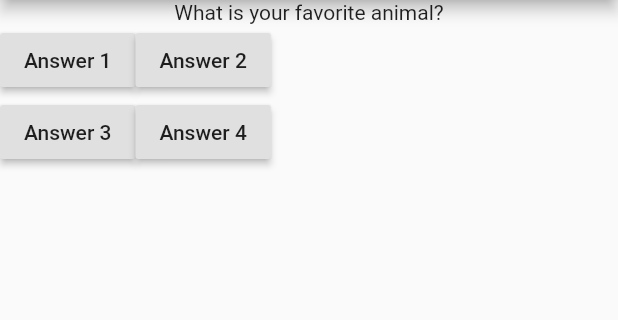
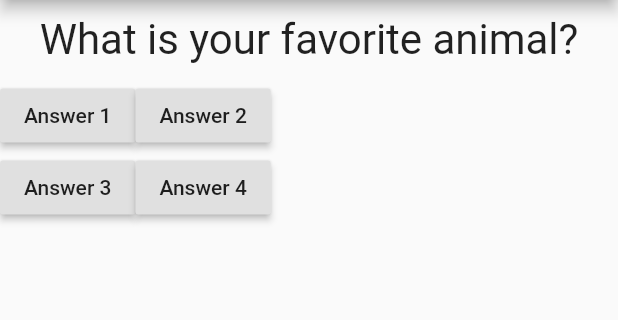
Before and after one commit to TheDecipherer/personality_detection_app, a Flutter app: the screen it shows after launch, on a phone screen of 412 x 824 dp, the part 84-404 px from its top. Run offline on Flutter 3.47's test engine with Material 2 defaults, Android fonts, the phone set to English and light mode, and no system bars.

Commit message:
Style added to question widget

```diff
--- a/lib/main.dart
+++ b/lib/main.dart
@@ -30,7 +30,7 @@ class _MyAppState extends State<MyApp> {
     return MaterialApp(
       home: Scaffold(
         appBar: AppBar(
-          title: Question('My first app'),
+          title: Text('My first app'),
         ),
         body: Column(
           children: <Widget>[
@@ -40,11 +40,11 @@ class _MyAppState extends State<MyApp> {
             Row(
               children: <Widget>[
                 RaisedButton(
-                  child: Question('Answer 1'),
+                  child: Text('Answer 1'),
                   onPressed: _answerQuestion,
                 ),
                 RaisedButton(
-                  child: Question('Answer 2'),
+                  child: Text('Answer 2'),
                   onPressed: () => print('Answer 2 chosen'),
                 ),
               ],
@@ -52,13 +52,13 @@ class _MyAppState extends State<MyApp> {
             Row(
               children: <Widget>[
                 RaisedButton(
-                  child: Question('Answer 3'),
+                  child: Text('Answer 3'),
                   onPressed: () {
                     print('Answer 3 chosen');
                   },
                 ),
                 RaisedButton(
-                  child: Question('Answer 4'),
+                  child: Text('Answer 4'),
                   onPressed: _answerQuestion,
                 ),
               ],
--- a/lib/question.dart
+++ b/lib/question.dart
@@ -7,6 +7,14 @@ class Question extends StatelessWidget {
 
   @override
   Widget build(BuildContext context) {
-    return Text(questionText);
+    return Container(
+      width: double.infinity,
+      margin: EdgeInsets.all(10),
+      child: Text(
+        questionText,
+        style: TextStyle(fontSize: 28),
+        textAlign: TextAlign.center,
+      ),
+    );
   }
 }
```
